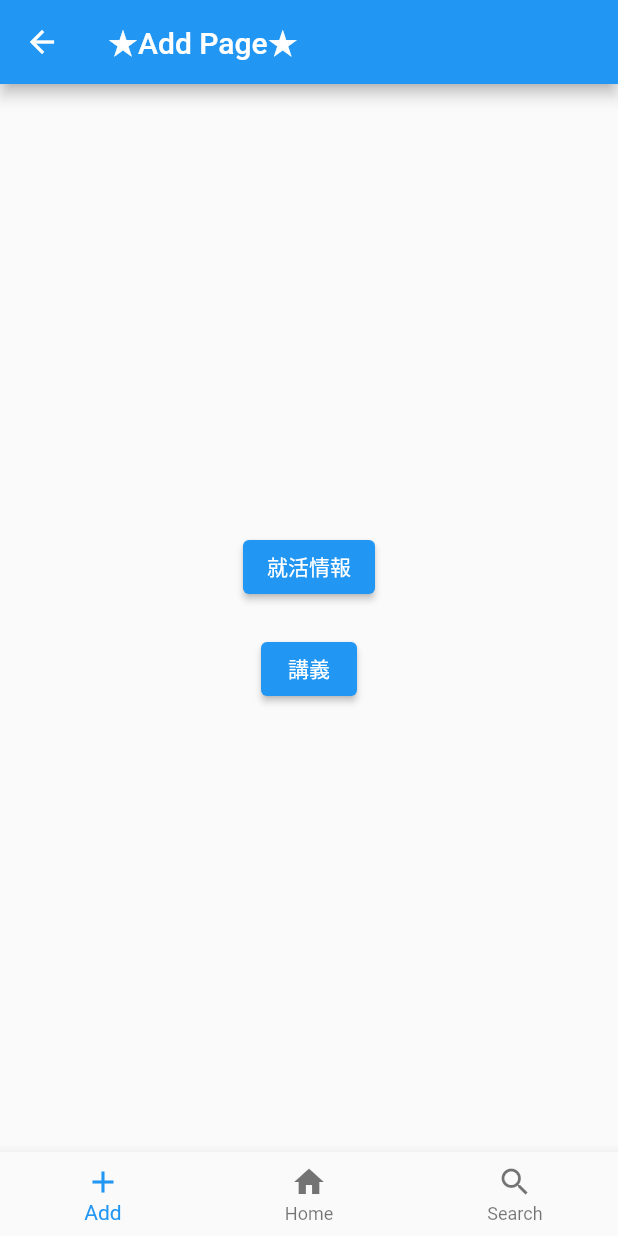
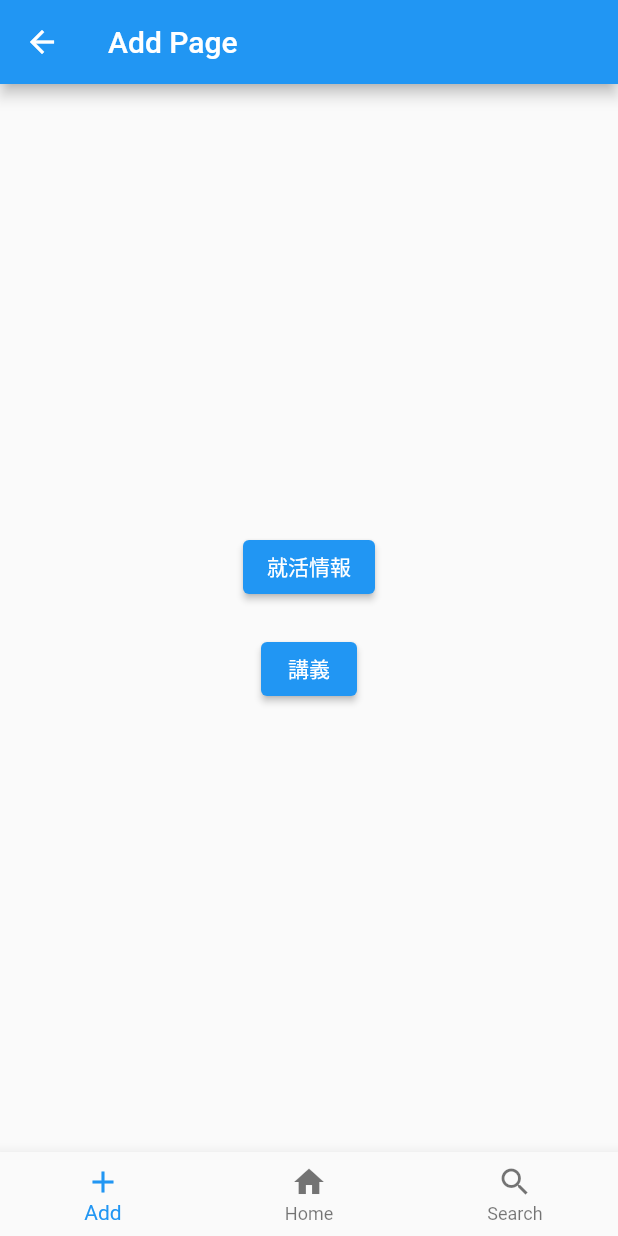
Before and after one commit to tanaka-0224/pbl_project, a Flutter app: the AddPage screen opened directly, on a phone screen of 412 x 824 dp. Run offline on Flutter 3.47's test engine with Material 2 defaults, Android fonts, the phone set to English and light mode, and no system bars.

Commit message:
remove star

```diff
--- a/lib/add_page.dart
+++ b/lib/add_page.dart
@@ -11,7 +11,7 @@ class AddPage extends StatelessWidget {
   Widget build(BuildContext context) {
     return Scaffold(
       appBar: AppBar(
-        title: Text('★Add Page★'),
+        title: Text('Add Page'),
       ),
       body: Center(
         child: Column(
--- a/lib/assign.dart
+++ b/lib/assign.dart
@@ -7,7 +7,7 @@ class AssignPage extends StatelessWidget {
   Widget build(BuildContext context) {
     return Scaffold(
       appBar: AppBar(
-        title: Text('kougi Page★'),
+        title: Text('kougi Page'),
       ),
       body: Center(
         child: Text('This is the content of the syuukatu page.'),
```
